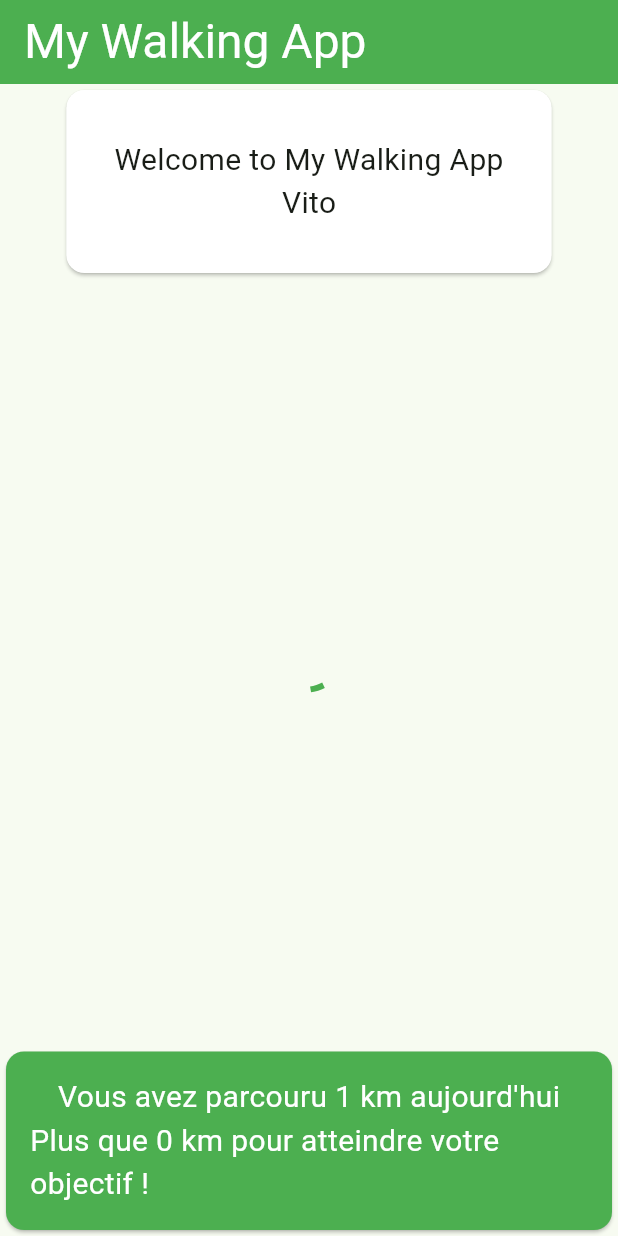
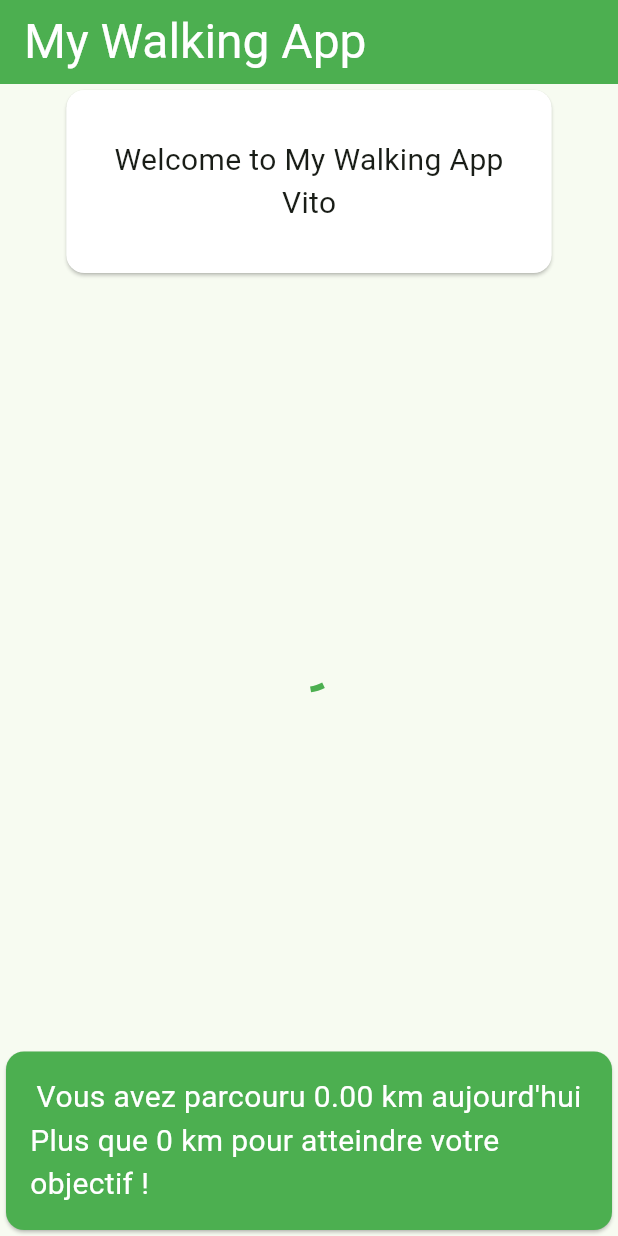
Before and after one commit to ViriatoF/my-walking-app, a Flutter app: the screen it shows after launch, on a phone screen of 412 x 824 dp. Run offline on Flutter 3.47's test engine with Material 3 defaults, Android fonts, the phone set to English and light mode, and no system bars; our stand-ins replace flutter_map, geolocator, latlong2.

Commit message:
Delete death code and comments

```diff
--- a/lib/pages/home_page.dart
+++ b/lib/pages/home_page.dart
@@ -27,7 +27,6 @@ class _HomePageState extends State<HomePage> {
   @override
   void initState() {
     super.initState();
-    // _loadPosition();
     _startTracking();
   }
 
@@ -36,21 +35,6 @@ class _HomePageState extends State<HomePage> {
     _positionSubscription?.cancel();
     super.dispose();
   }
-
-  // Future<void> _loadPosition() async {
-  //   try {
-  //     final position = await LocationService.getCurrentLocation();
-  //     if (!mounted) return;
-  //     setState(() {
-  //       _currentLocation = LatLng(position.latitude, position.longitude);
-  //     });
-  //   } catch (error) {
-  //     if (!mounted) return;
-  //     setState(() {
-  //       _errorMessage = error.toString();
-  //     });
-  //   }
-  // }
 
   void _startTracking() {
     _positionSubscription = LocationService.getPositionStream().listen(
@@ -150,10 +134,6 @@ class _HomePageState extends State<HomePage> {
                       Text('Welcome to ${AppConstants.appName}'),
                       Text(AppConstants.user),
                       if (_errorMessage != null) Text(_errorMessage!),
-                      if (_currentLocation != null)
-                        Text('Lat :${_currentLocation?.latitude}'),
-                      if (_currentLocation != null)
-                        Text('Long :${_currentLocation?.longitude}'),
                     ],
                   ),
                 ),
@@ -172,7 +152,7 @@ class _HomePageState extends State<HomePage> {
                     child: Column(
                       children: [
                         Text(
-                          'Vous avez parcouru 1 km aujourd\'hui',
+                          'Vous avez parcouru ${_formatDistance(_distanceMeters)} aujourd\'hui',
                           style: TextStyle(color: AppTheme.tertiaryColor),
                         ),
                         Text(
```
